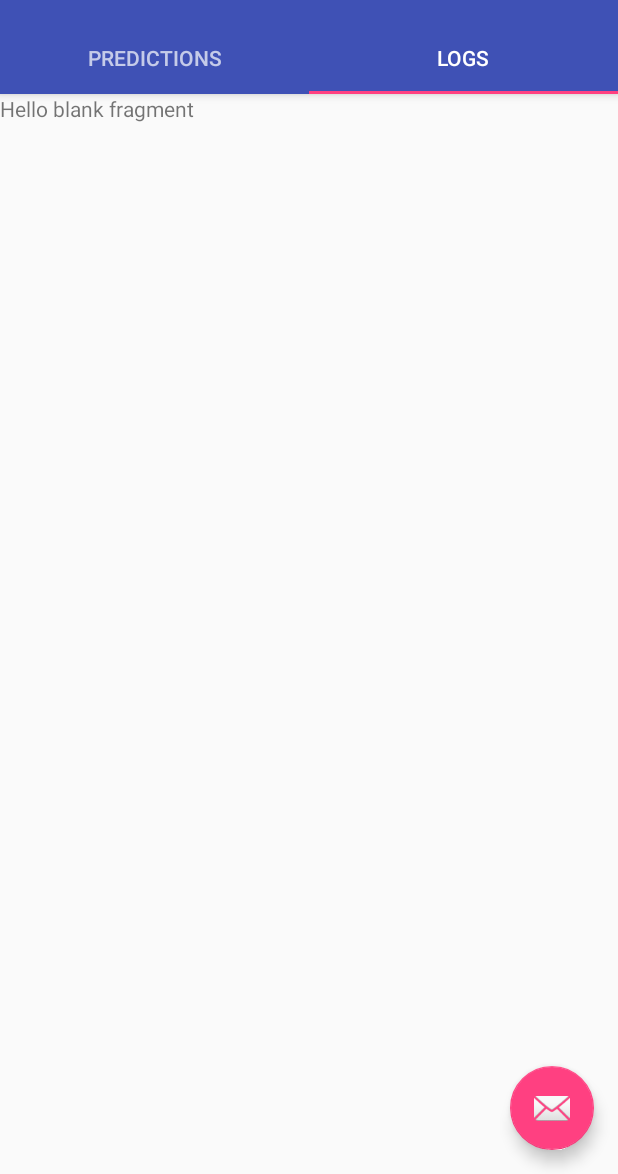
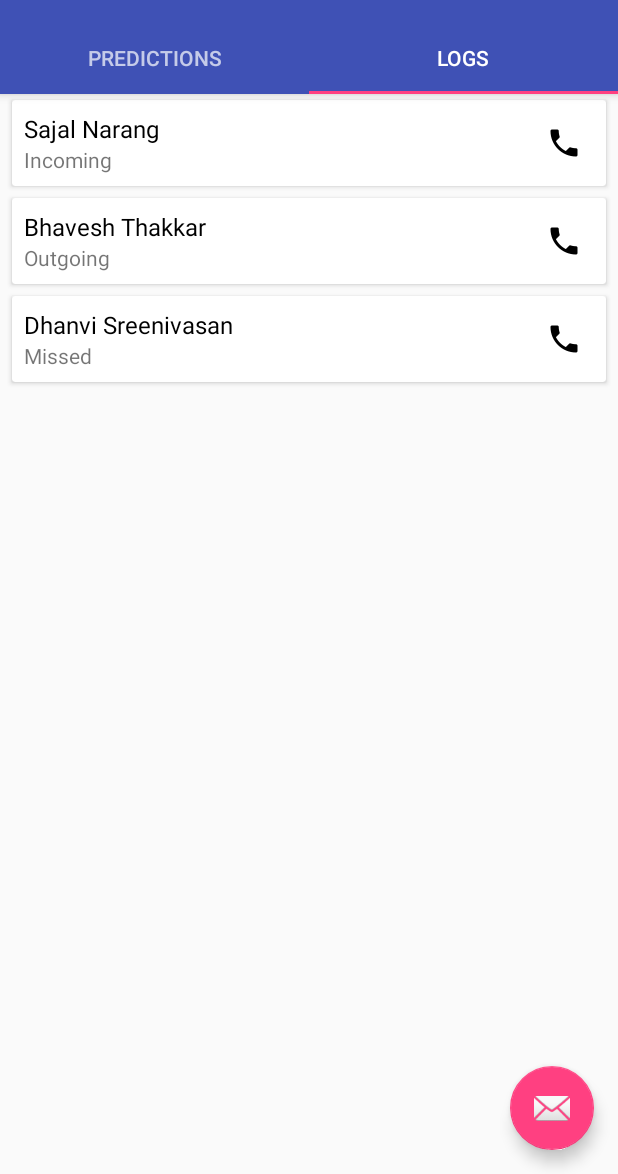
Before and after one commit to unstablebrainiac/DynamicDialer, an Android app: the screen it shows after launch (MainActivity), tab 2 chosen, on a phone screen of 412 x 824 dp, the part 62-1236 px from its top. Run offline under Robolectric (Android 15) with nearby library versions, the phone set to English and light mode, and no system bars.

Commit message:
Implemented RecyclerView for logs

```diff
--- /dev/null
+++ b/app/src/main/java/com/tobedecided/dynamicdialer/ItemClickListener.java
@@ -0,0 +1,7 @@
+package com.tobedecided.dynamicdialer;
+
+import android.view.View;
+
+public interface ItemClickListener {
+    public void onItemClick(View v, int position);
+}
--- /dev/null
+++ b/app/src/main/java/com/tobedecided/dynamicdialer/Log.java
@@ -0,0 +1,66 @@
+package com.tobedecided.dynamicdialer;
+
+import android.location.Location;
+
+/**
+ * Created by sajalnarang on 2/12/16.
+ */
+
+public class Log {
+    private String name;
+    private String number;
+    private String duration;
+    private String location;
+    private String type;
+
+    public Log() {
+    }
+
+    public Log(String name, String number, String duration, String location, String type) {
+        this.name = name;
+        this.number = number;
+        this.duration = duration;
+        this.location = location;
+        this.type = type;
+    }
+
+    public String getName() {
+        return name;
+    }
+
+    public void setName(String name) {
+        this.name = name;
+    }
+
+    public String getNumber() {
+        return number;
+    }
+
+    public void setNumber(String number) {
+        this.number = number;
+    }
+
+    public String getDuration() {
+        return duration;
+    }
+
+    public void setDuration(String duration) {
+        this.duration = duration;
+    }
+
+    public String getLocation() {
+        return location;
+    }
+
+    public void setLocation(String location) {
+        this.location = location;
+    }
+
+    public String getType() {
+        return type;
+    }
+
+    public void setType(String type) {
+        this.type = type;
+    }
+}
--- /dev/null
+++ b/app/src/main/java/com/tobedecided/dynamicdialer/LogsAdapter.java
@@ -0,0 +1,60 @@
+package com.tobedecided.dynamicdialer;
+
+import android.support.v7.widget.RecyclerView;
+import android.view.LayoutInflater;
+import android.view.View;
+import android.view.ViewGroup;
+import android.widget.TextView;
+
+import java.util.List;
+
+/**
+ * Created by sajalnarang on 30/11/16.
+ */
+
+public class LogsAdapter extends RecyclerView.Adapter<LogsAdapter.LogsHolder> {
+
+    private List<Log> logList;
+    private ItemClickListener itemClickListener;
+
+    public LogsAdapter(List<Log> logList, ItemClickListener itemClickListener) {
+        this.logList = logList;
+        this.itemClickListener = itemClickListener;
+    }
+
+    @Override
+    public LogsHolder onCreateViewHolder(ViewGroup parent, int viewType) {
+        final View userView = LayoutInflater.from(parent.getContext()).inflate(R.layout.log_list_row, parent, false);
+        final LogsHolder logsHolder = new LogsHolder(userView);
+        userView.setOnClickListener(new View.OnClickListener() {
+            @Override
+            public void onClick(View view) {
+                itemClickListener.onItemClick(view, logsHolder.getAdapterPosition());
+            }
+        });
+        return logsHolder;
+    }
+
+    @Override
+    public void onBindViewHolder(LogsHolder holder, int position) {
+        Log selectedLog = logList.get(position);
+        holder.nameTv.setText(selectedLog.getName());
+        holder.typeTv.setText(selectedLog.getType());
+    }
+
+    @Override
+    public int getItemCount() {
+        return logList.size();
+    }
+
+    public class LogsHolder extends RecyclerView.ViewHolder {
+        private TextView nameTv;
+        private TextView typeTv;
+
+        public LogsHolder(View itemView) {
+            super(itemView);
+            nameTv = (TextView) itemView.findViewById(R.id.name);
+            typeTv = (TextView) itemView.findViewById(R.id.type);
+        }
+    }
+}
--- a/app/src/main/java/com/tobedecided/dynamicdialer/LogsFragment.java
+++ b/app/src/main/java/com/tobedecided/dynamicdialer/LogsFragment.java
@@ -1,11 +1,18 @@
 package com.tobedecided.dynamicdialer;
 
 
+import android.app.ProgressDialog;
 import android.os.Bundle;
 import android.support.v4.app.Fragment;
+import android.support.v7.widget.DefaultItemAnimator;
+import android.support.v7.widget.LinearLayoutManager;
+import android.support.v7.widget.RecyclerView;
 import android.view.LayoutInflater;
 import android.view.View;
 import android.view.ViewGroup;
+
+import java.util.ArrayList;
+import java.util.List;
 
 
 /**
@@ -13,6 +20,9 @@ import android.view.ViewGroup;
  */
 public class LogsFragment extends Fragment {
 
+    private List<Log> logList;
+    private RecyclerView logsRecyclerView;
+    private LogsAdapter logsAdapter;
 
     public LogsFragment() {
         // Required empty public constructor
@@ -26,4 +36,33 @@ public class LogsFragment extends Fragment {
         return inflater.inflate(R.layout.fragment_logs, container, false);
     }
 
+    @Override
+    public void onStart() {
+        super.onStart();
+        logList = new ArrayList<>();
+        logsRecyclerView = (RecyclerView) getActivity().findViewById(R.id.logs_list);
+        logsAdapter = new LogsAdapter(logList, new ItemClickListener() {
+            @Override
+            public void onItemClick(View v, int position) {
+                //TODO: Handle log clicks
+            }
+        });
+        RecyclerView.LayoutManager layoutManager = new LinearLayoutManager(getContext());
+        logsRecyclerView.setLayoutManager(layoutManager);
+        logsRecyclerView.setItemAnimator(new DefaultItemAnimator());
+        logsRecyclerView.setAdapter(logsAdapter);
+
+        prepareLogData();
+    }
+
+    private void prepareLogData() {
+        Log log = new Log("Sajal Narang", "+918087088708", "12:56", "Pune", "Incoming");
+        logList.add(log);
+        log = new Log("Bhavesh Thakkar", "+91000-IDK-00", "01:02", "Gujrat?", "Outgoing");
+        logList.add(log);
+        log = new Log("Dhanvi Sreenivasan", "+91-IDK-000000", "00:00", "Pune again", "Missed");
+        logList.add(log);
+
+        logsAdapter.notifyDataSetChanged();
+    }
 }
--- a/app/src/main/res/layout/fragment_logs.xml
+++ b/app/src/main/res/layout/fragment_logs.xml
@@ -4,10 +4,9 @@
     android:layout_height="match_parent"
     tools:context="com.tobedecided.dynamicdialer.LogsFragment">
 
-    <!-- TODO: Update blank fragment layout -->
-    <TextView
+    <android.support.v7.widget.RecyclerView
         android:layout_width="match_parent"
-        android:layout_height="match_parent"
-        android:text="@string/hello_blank_fragment" />
+        android:layout_height="wrap_content"
+        android:id="@+id/logs_list"/>
 
 </FrameLayout>
--- /dev/null
+++ b/app/src/main/res/layout/log_list_row.xml
@@ -0,0 +1,60 @@
+<?xml version="1.0" encoding="utf-8"?>
+<LinearLayout xmlns:android="http://schemas.android.com/apk/res/android"
+    xmlns:app="http://schemas.android.com/apk/res-auto"
+    android:layout_width="match_parent"
+    android:layout_height="wrap_content"
+    android:orientation="vertical">
+
+    <android.support.v7.widget.CardView
+        android:layout_width="match_parent"
+        android:layout_height="wrap_content"
+        android:layout_marginBottom="4dp"
+        android:layout_marginLeft="8dp"
+        android:layout_marginRight="8dp"
+        android:layout_marginTop="4dp"
+        android:elevation="4dp"
+        app:cardCornerRadius="2dp">
+
+        <RelativeLayout
+            android:layout_width="match_parent"
+            android:layout_height="match_parent">
+
+            <LinearLayout
+                android:id="@+id/call_details"
+                android:layout_width="wrap_content"
+                android:layout_height="match_parent"
+                android:orientation="vertical">
+
+                <TextView
+                    android:id="@+id/name"
+                    android:layout_width="wrap_content"
+                    android:layout_height="wrap_content"
+                    android:paddingLeft="8dp"
+                    android:paddingRight="8dp"
+                    android:paddingTop="8dp"
+                    android:textColor="#000000"
+                    android:textSize="16sp" />
+
+                <TextView
+                    android:id="@+id/type"
+                    android:layout_width="wrap_content"
+                    android:layout_height="wrap_content"
+                    android:paddingBottom="8dp"
+                    android:paddingLeft="8dp"
+                    android:paddingRight="8dp" />
+            </LinearLayout>
+
+            <ImageButton
+                android:id="@+id/call_button"
+                android:layout_width="wrap_content"
+                android:layout_height="wrap_content"
+                android:layout_alignParentEnd="true"
+                android:layout_alignParentRight="true"
+                android:layout_centerVertical="true"
+                android:background="?attr/selectableItemBackgroundBorderless"
+                android:contentDescription="@string/call"
+                android:padding="16dp"
+                android:src="@drawable/ic_call_black_24dp" />
+        </RelativeLayout>
+    </android.support.v7.widget.CardView>
+</LinearLayout>
--- a/app/src/main/res/values/strings.xml
+++ b/app/src/main/res/values/strings.xml
@@ -4,4 +4,5 @@
 
     <!-- TODO: Remove or change this placeholder text -->
     <string name="hello_blank_fragment">Hello blank fragment</string>
+    <string name="call">Call</string>
 </resources>
```
Also changed, not shown: app/src/main/res/drawable-hdpi/ic_call_black_24dp.png (added), app/src/main/res/drawable-mdpi/ic_call_black_24dp.png (added), app/src/main/res/drawable-xhdpi/ic_call_black_24dp.png (added), app/src/main/res/drawable-xxhdpi/ic_call_black_24dp.png (added), app/src/main/res/drawable-xxxhdpi/ic_call_black_24dp.png (added).
